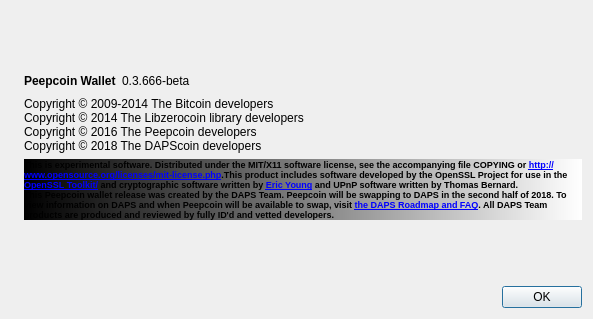
Old version of the form src/qt/forms/aboutdialog.ui in the repository lyricidal/PeepCoin-TheCoinForThePeople.
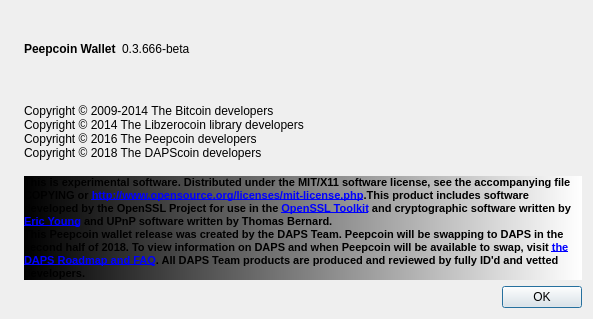
New version of the form. Icons and pictures are not drawn.

```diff
--- a/src/qt/forms/aboutdialog.ui
+++ b/src/qt/forms/aboutdialog.ui
@@ -32,19 +32,6 @@
    </item>
    <item>
     <layout class="QVBoxLayout" name="verticalLayout_2">
-     <item>
-      <spacer name="verticalSpacer_2">
-       <property name="orientation">
-        <enum>Qt::Vertical</enum>
-       </property>
-       <property name="sizeHint" stdset="0">
-        <size>
-         <width>20</width>
-         <height>40</height>
-        </size>
-       </property>
-      </spacer>
-     </item>
      <item>
       <layout class="QHBoxLayout" name="horizontalLayout">
        <item>
@@ -108,7 +95,7 @@
       <widget class="QLabel" name="label_2">
        <property name="font">
         <font>
-         <pointsize>7</pointsize>
+         <pointsize>8</pointsize>
          <weight>75</weight>
          <bold>true</bold>
         </font>
@@ -120,7 +107,7 @@
         <string notr="true">background-color: qlineargradient(spread:pad, x1:0, y1:0, x2:1, y2:0, stop:0 rgba(0, 0, 0, 255), stop:1 rgba(255, 255, 255, 255));</string>
        </property>
        <property name="text">
-        <string>&lt;html&gt;&lt;body&gt;This is experimental software. Distributed under the MIT/X11 software license, see the accompanying file COPYING or &lt;a href=&quot;http://www.opensource.org/licenses/mit-license.php&quot;&gt;http://www.opensource.org/licenses/mit-license.php&lt;/a&gt;.This product includes software developed by the OpenSSL Project for use in the &lt;a href=&quot;https://www.openssl.org/&quot;&gt;OpenSSL Toolkit/&lt;/a&gt; and cryptographic software written by &lt;a href=&quot;mailto:eay@cryptsoft.com&quot;&gt;Eric Young&lt;/a&gt; and UPnP software written by Thomas Bernard.&lt;br/&gt;This Peepcoin wallet release was created by the DAPS Team. Peepcoin will be swapping to DAPS in the second half of 2018. To view information on DAPS and when Peepcoin will be available to swap, visit &lt;a href=&quot;https://dapscoin.com/roadmap/&quot;&gt;the DAPS Roadmap and FAQ&lt;/a&gt;. All DAPS Team products are produced and reviewed by fully ID'd and vetted developers.&lt;/body&gt;&lt;/html&gt;</string>
+        <string>&lt;html&gt;&lt;head/&gt;&lt;body&gt;&lt;p&gt;This is experimental software. Distributed under the MIT/X11 software license, see the accompanying file COPYING or &lt;a href=&quot;http://www.opensource.org/licenses/mit-license.php&quot;&gt;&lt;span style=&quot; text-decoration: underline; color:#0000ff;&quot;&gt;http://www.opensource.org/licenses/mit-license.php&lt;/span&gt;&lt;/a&gt;.This product includes software developed by the OpenSSL Project for use in the &lt;a href=&quot;https://www.openssl.org/&quot;&gt;&lt;span style=&quot; text-decoration: underline; color:#0000ff;&quot;&gt;OpenSSL Toolkit&lt;/span&gt;&lt;/a&gt; and cryptographic software written by &lt;a href=&quot;mailto:eay@cryptsoft.com&quot;&gt;&lt;span style=&quot; text-decoration: underline; color:#0000ff;&quot;&gt;Eric Young&lt;/span&gt;&lt;/a&gt; and UPnP software written by Thomas Bernard.&lt;br/&gt;This Peepcoin wallet release was created by the DAPS Team. Peepcoin will be swapping to DAPS in the second half of 2018. To view information on DAPS and when Peepcoin will be available to swap, visit &lt;a href=&quot;https://dapscoin.com/roadmap/&quot;&gt;&lt;span style=&quot; text-decoration: underline; color:#0000ff;&quot;&gt;the DAPS Roadmap and FAQ&lt;/span&gt;&lt;/a&gt;. All DAPS Team products are produced and reviewed by fully ID'd and vetted developers.&lt;/p&gt;&lt;/body&gt;&lt;/html&gt;</string>
        </property>
        <property name="textFormat">
         <enum>Qt::RichText</enum>
@@ -136,19 +123,6 @@
        </property>
       </widget>
      </item>
-     <item>
-      <spacer name="verticalSpacer">
-       <property name="orientation">
-        <enum>Qt::Vertical</enum>
-       </property>
-       <property name="sizeHint" stdset="0">
-        <size>
-         <width>20</width>
-         <height>40</height>
-        </size>
-       </property>
-      </spacer>
-     </item>
      <item>
       <widget class="QDialogButtonBox" name="buttonBox">
        <property name="orientation">
```
